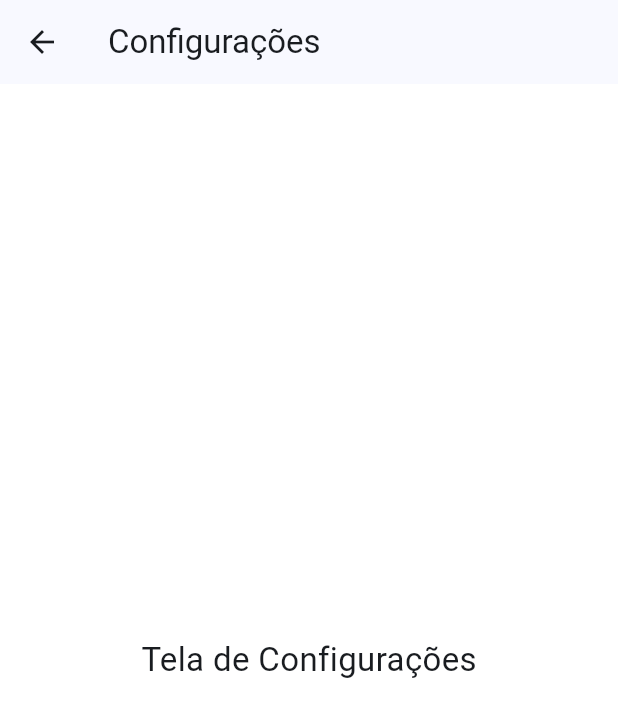
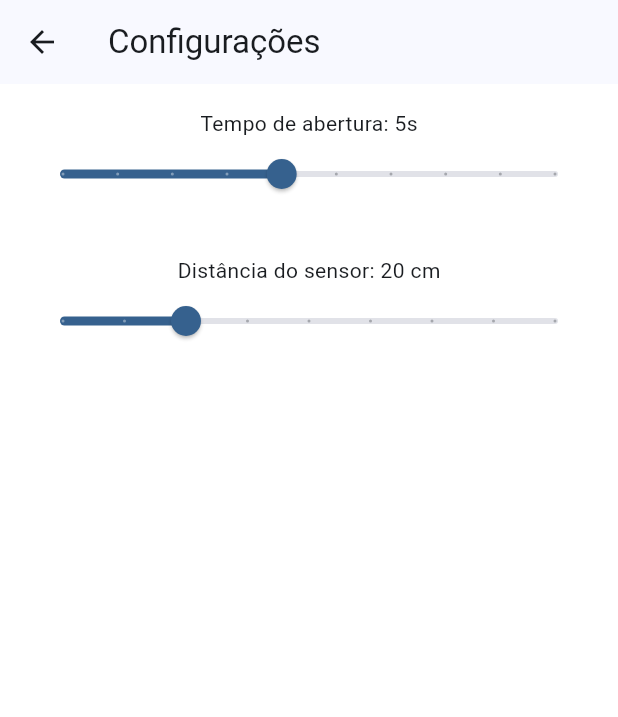
Before and after one commit to tiagoraoni/Projeto-Integrado-II, a Flutter app: the screen it shows after launch, after a tap on "CONFIGURAÇÕES", on a phone screen of 412 x 824 dp. Shown: the top 717 px of the screen. Run offline on Flutter 3.47's test engine with Material 3 defaults, Android fonts, the phone set to English and light mode, and no system bars; missing offline and left inert: mqtt_client.

Commit message:
feat: adiciona regras de negócio ao app

```diff
--- a/mobile_app/lib/app.dart
+++ b/mobile_app/lib/app.dart
@@ -1,18 +1,23 @@
 import 'package:flutter/material.dart';
+import 'package:provider/provider.dart';
 
 import 'core/theme/app_theme.dart';
 import 'features/trash/pages/home_page.dart';
+import 'providers/trash_provider.dart';
 
 class SmartTrashApp extends StatelessWidget {
   const SmartTrashApp({super.key});
 
   @override
   Widget build(BuildContext context) {
-    return MaterialApp(
-      debugShowCheckedModeBanner: false,
-      title: 'Smart Trash',
-      theme: AppTheme.theme,
-      home: const HomePage(),
+    return ChangeNotifierProvider(
+      create: (_) => TrashProvider()..connect(),
+      child: MaterialApp(
+        debugShowCheckedModeBanner: false,
+        title: 'Smart Trash',
+        theme: AppTheme.theme,
+        home: const HomePage(),
+      ),
     );
   }
 }
--- a/mobile_app/lib/features/trash/pages/home_page.dart
+++ b/mobile_app/lib/features/trash/pages/home_page.dart
@@ -1,5 +1,7 @@
 import 'package:flutter/material.dart';
+import 'package:provider/provider.dart';
 
+import '../../../providers/trash_provider.dart';
 import '../widgets/action_button.dart';
 import '../widgets/status_card.dart';
 import 'settings_page.dart';
@@ -9,6 +11,8 @@ class HomePage extends StatelessWidget {
 
   @override
   Widget build(BuildContext context) {
+    final provider = Provider.of<TrashProvider>(context);
+
     return Scaffold(
       appBar: AppBar(
         title: const Text('Lixeira Inteligente'),
@@ -18,18 +22,26 @@ class HomePage extends StatelessWidget {
         padding: const EdgeInsets.all(16),
         child: Column(
           children: [
-            const StatusCard(
-              title: 'ONLINE',
+            StatusCard(
+              title: provider.online
+                  ? 'ONLINE'
+                  : 'OFFLINE',
               icon: Icons.wifi,
-              color: Colors.green,
+              color: provider.online
+                  ? Colors.green
+                  : Colors.red,
             ),
 
             const SizedBox(height: 16),
 
-            const StatusCard(
-              title: 'FECHADA',
+            StatusCard(
+              title: provider.lidOpen
+                  ? 'ABERTA'
+                  : 'FECHADA',
               icon: Icons.delete,
-              color: Colors.grey,
+              color: provider.lidOpen
+                  ? Colors.orange
+                  : Colors.grey,
             ),
 
             const SizedBox(height: 24),
@@ -37,7 +49,7 @@ class HomePage extends StatelessWidget {
             ActionButton(
               title: 'ABRIR LIXEIRA',
               icon: Icons.lock_open,
-              onPressed: () {},
+              onPressed: provider.openTrash,
             ),
 
             const SizedBox(height: 12),
@@ -45,7 +57,50 @@ class HomePage extends StatelessWidget {
             ActionButton(
               title: 'FECHAR LIXEIRA',
               icon: Icons.lock,
-              onPressed: () {},
+              onPressed: provider.closeTrash,
+            ),
+
+            const SizedBox(height: 24),
+
+            Card(
+              child: Padding(
+                padding: const EdgeInsets.all(16),
+                child: Column(
+                  children: [
+                    Row(
+                      mainAxisAlignment:
+                          MainAxisAlignment.spaceBetween,
+                      children: [
+                        const Text(
+                          'Tempo de abertura',
+                          style: TextStyle(
+                            fontWeight: FontWeight.bold,
+                          ),
+                        ),
+                        Text('${provider.openTime}s'),
+                      ],
+                    ),
+
+                    const SizedBox(height: 12),
+
+                    Row(
+                      mainAxisAlignment:
+                          MainAxisAlignment.spaceBetween,
+                      children: [
+                        const Text(
+                          'Distância do sensor',
+                          style: TextStyle(
+                            fontWeight: FontWeight.bold,
+                          ),
+                        ),
+                        Text(
+                          '${provider.sensorDistance} cm',
+                        ),
+                      ],
+                    ),
+                  ],
+                ),
+              ),
             ),
 
             const Spacer(),
--- a/mobile_app/lib/features/trash/pages/settings_page.dart
+++ b/mobile_app/lib/features/trash/pages/settings_page.dart
@@ -1,18 +1,64 @@
 import 'package:flutter/material.dart';
+import 'package:provider/provider.dart';
+
+import '../../../providers/trash_provider.dart';
 
 class SettingsPage extends StatelessWidget {
   const SettingsPage({super.key});
 
   @override
   Widget build(BuildContext context) {
+    final provider =
+        Provider.of<TrashProvider>(context);
+
     return Scaffold(
       appBar: AppBar(
         title: const Text('Configurações'),
       ),
-      body: const Center(
-        child: Text(
-          'Tela de Configurações',
-          style: TextStyle(fontSize: 22),
+      body: Padding(
+        padding: const EdgeInsets.all(16),
+        child: Column(
+          children: [
+            Text(
+              'Tempo de abertura: '
+              '${provider.openTime}s',
+            ),
+
+            Slider(
+              value: provider.openTime.toDouble(),
+              min: 1,
+              max: 10,
+              divisions: 9,
+              label: '${provider.openTime}s',
+              onChanged: (value) {
+                provider.setOpenTime(
+                  value.toInt(),
+                );
+              },
+            ),
+
+            const SizedBox(height: 30),
+
+            Text(
+              'Distância do sensor: '
+              '${provider.sensorDistance} cm',
+            ),
+
+            Slider(
+              value:
+                  provider.sensorDistance.toDouble(),
+              min: 10,
+              max: 50,
+              divisions: 8,
+              label:
+                  '${provider.sensorDistance} cm',
+              onChanged: (value) {
+                provider.setDistance(
+                  value.toInt(),
+                );
+              },
+            ),
+          ],
         ),
       ),
     );
--- /dev/null
+++ b/mobile_app/lib/providers/trash_provider.dart
@@ -0,0 +1,71 @@
+import 'package:flutter/material.dart';
+
+import '../services/mqtt_service.dart';
+
+class TrashProvider extends ChangeNotifier {
+  final MqttService mqtt = MqttService();
+
+  bool online = false;
+  bool lidOpen = false;
+
+  int openTime = 5;
+  int sensorDistance = 20;
+
+  Future<void> connect() async {
+    try {
+      await mqtt.connect((message) {
+        if (message == '1') {
+          lidOpen = true;
+        }
+
+        if (message == '0') {
+          lidOpen = false;
+        }
+
+        notifyListeners();
+      });
+
+      online = true;
+      notifyListeners();
+    } catch (e) {
+      online = false;
+      notifyListeners();
+    }
+  }
+
+  void openTrash() {
+    mqtt.publish(
+      'lixeira/comando',
+      '1',
+    );
+  }
+
+  void closeTrash() {
+    mqtt.publish(
+      'lixeira/comando',
+      '0',
+    );
+  }
+
+  void setOpenTime(int value) {
+    openTime = value;
+
+    mqtt.publish(
+      'lixeira/config/open_time',
+      value.toString(),
+    );
+
+    notifyListeners();
+  }
+
+  void setDistance(int value) {
+    sensorDistance = value;
+
+    mqtt.publish(
+      'lixeira/config/distance',
+      value.toString(),
+    );
+
+    notifyListeners();
+  }
+}
--- /dev/null
+++ b/mobile_app/lib/services/mqtt_service.dart
@@ -0,0 +1,64 @@
+import 'package:mqtt_client/mqtt_client.dart';
+import 'package:mqtt_client/mqtt_server_client.dart';
+
+class MqttService {
+  late MqttServerClient client;
+
+  Future<void> connect(
+    Function(String message) onMessage,
+  ) async {
+    final clientId =
+        'AppLixeira_${DateTime.now().millisecondsSinceEpoch}';
+
+    client = MqttServerClient.withPort(
+      '500e0d23a6204c628621b154e1e96146.s1.eu.hivemq.cloud',
+      clientId,
+      8883,
+    );
+
+    client.secure = true;
+    client.keepAlivePeriod = 60;
+
+    client.connectionMessage = MqttConnectMessage()
+        .withClientIdentifier(clientId)
+        .authenticateAs(
+          'lixeira_user',
+          'Projetointegrador2',
+        )
+        .startClean();
+
+    await client.connect();
+
+    client.subscribe(
+      'lixeira/status',
+      MqttQos.atLeastOnce,
+    );
+
+    client.updates?.listen((messages) {
+      final recMess =
+          messages[0].payload as MqttPublishMessage;
+
+      final payload =
+          MqttPublishPayload.bytesToStringAsString(
+        recMess.payload.message,
+      );
+
+      onMessage(payload);
+    });
+  }
+
+  void publish(
+    String topic,
+    String message,
+  ) {
+    final builder = MqttClientPayloadBuilder();
+
+    builder.addString(message);
+
+    client.publishMessage(
+      topic,
+      MqttQos.atLeastOnce,
+      builder.payload!,
+    );
+  }
+}
--- a/mobile_app/pubspec.yaml
+++ b/mobile_app/pubspec.yaml
@@ -34,6 +34,7 @@
     # The following adds the Cupertino Icons font to your application.
     # Use with the CupertinoIcons class for iOS style icons.
     cupertino_icons: ^1.0.8
+    mqtt_client: ^10.5.1
 
   dev_dependencies:
     flutter_test:
```
Also changed, not shown: mobile_app/pubspec.lock.
